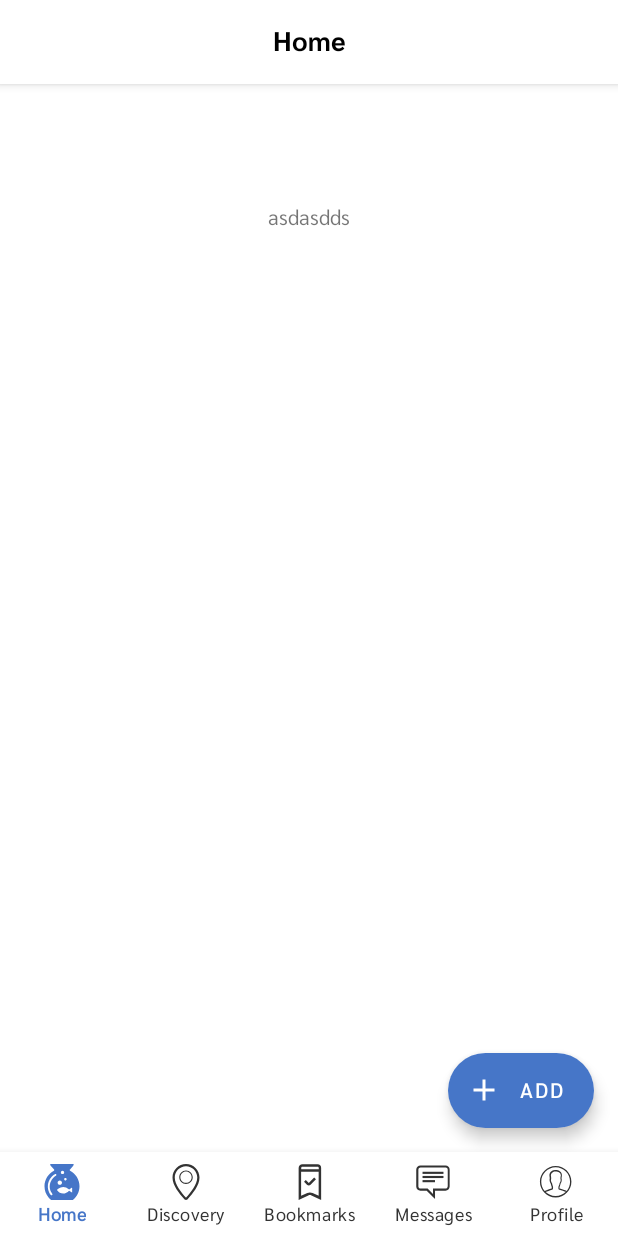
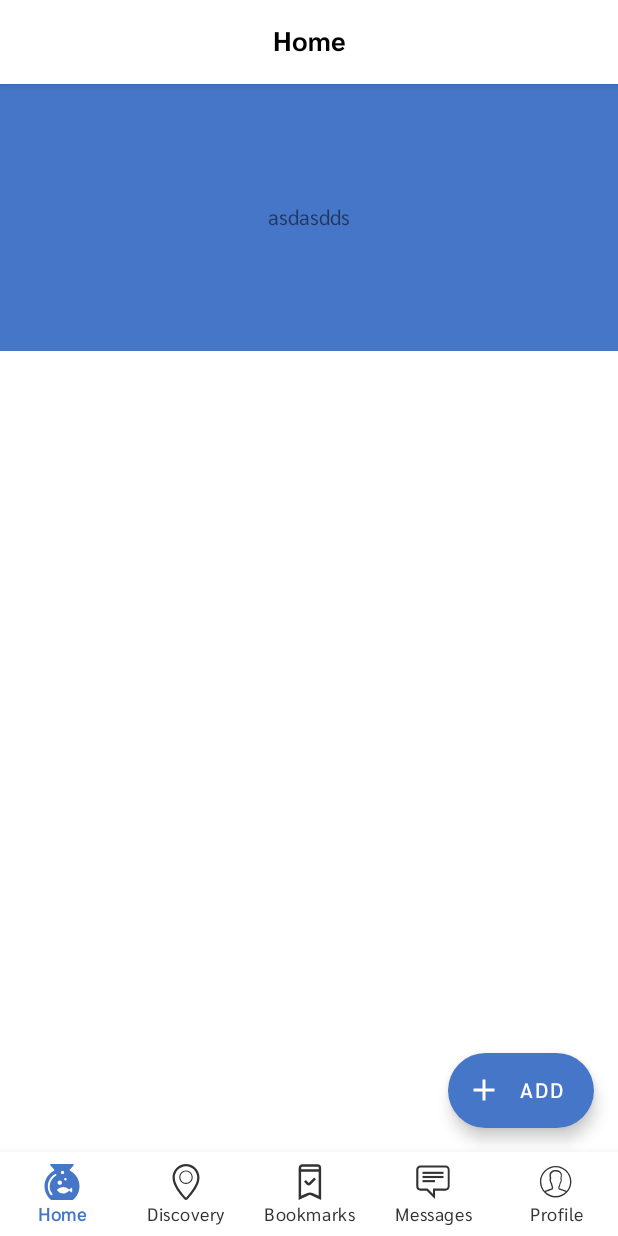
Before and after one commit to rulogarcillan/tfm-android, an Android app: the AnimalsDummyFragment screen opened directly, with no data from a screen before it, on a phone screen of 412 x 824 dp. Run offline under Robolectric (Android 15) with nearby library versions, the phone set to English and light mode, and no system bars; our stand-ins replace data binding; libraries missing offline, so code that uses them is left out: com.mikepenz.aboutlibraries.

Commit message:
color adapter

```diff
--- a/app/src/main/java/tuppersoft/com/adoptme/features/home/AnimalsDummyFragment.kt
+++ b/app/src/main/java/tuppersoft/com/adoptme/features/home/AnimalsDummyFragment.kt
@@ -42,7 +42,7 @@ class AnimalsDummyFragment : Fragment() {
         if (page.uid == "1")
             view.llroot.setBackgroundColor(ContextCompat.getColor(requireContext(), R.color.primaryColor))
         else
-            view.llroot.setBackgroundColor(ContextCompat.getColor(requireContext(), R.color.primaryColor))
+            view.llroot.setBackgroundColor(ContextCompat.getColor(requireContext(), R.color.secondaryColor))
     }
 
     private fun getBundle(savedInstanceState: Bundle?) {
```
